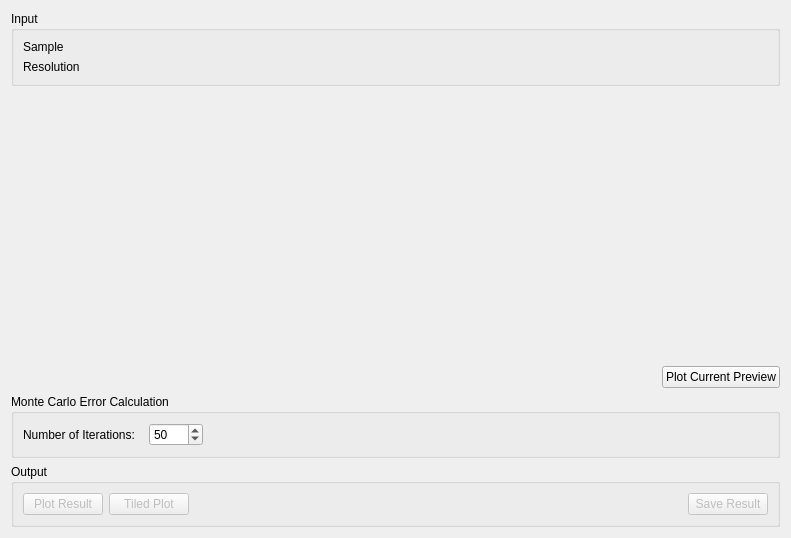
Before: the Qt Designer form qt/scientific_interfaces/Indirect/Iqt.ui in mantidproject/mantid, drawn with Qt 5.
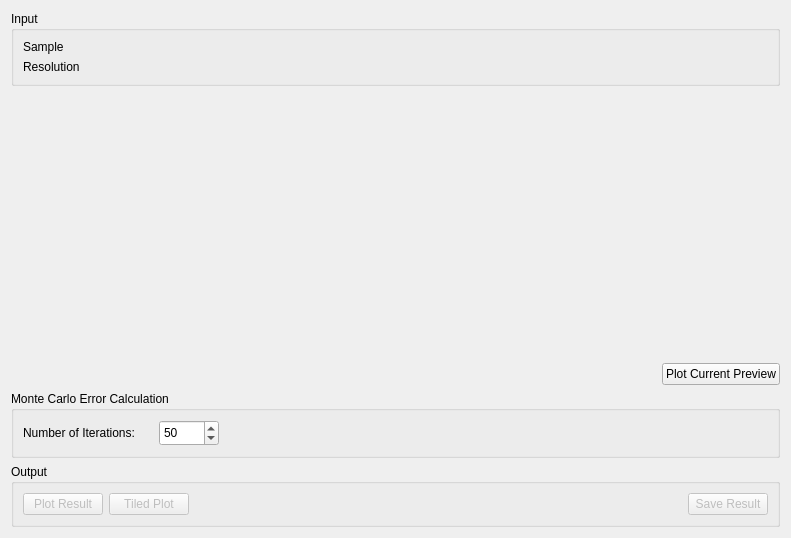
After: the same form once the commit is applied. Custom widgets are drawn as their Qt base class.

Commit message: make spinbox bigger re #22582

Diff of the .ui file:
```diff
--- a/qt/scientific_interfaces/Indirect/Iqt.ui
+++ b/qt/scientific_interfaces/Indirect/Iqt.ui
@@ -189,6 +189,12 @@
    </item>
    <item>
     <widget class="QGroupBox" name="ErrorCalc">
+     <property name="minimumSize">
+      <size>
+       <width>0</width>
+       <height>65</height>
+      </size>
+     </property>
      <property name="title">
       <string>Monte Carlo Error Calculation</string>
      </property>
@@ -197,7 +203,7 @@
        <widget class="QLabel" name="label">
         <property name="maximumSize">
          <size>
-          <width>120</width>
+          <width>130</width>
           <height>16777215</height>
          </size>
         </property>
@@ -208,8 +214,14 @@
       </item>
       <item alignment="Qt::AlignLeft">
        <widget class="QSpinBox" name="spIterations">
+        <property name="minimumSize">
+         <size>
+          <width>60</width>
+          <height>26</height>
+         </size>
+        </property>
         <property name="minimum">
-         <number>1</number>
+         <number>3</number>
         </property>
         <property name="maximum">
          <number>9999</number>
```
